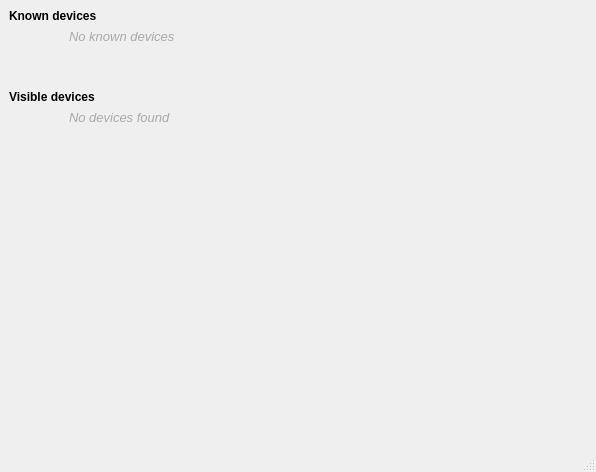
The window that mainwindow.ui (surlykke/partooth) describes before a commit, drawn with Qt 5.
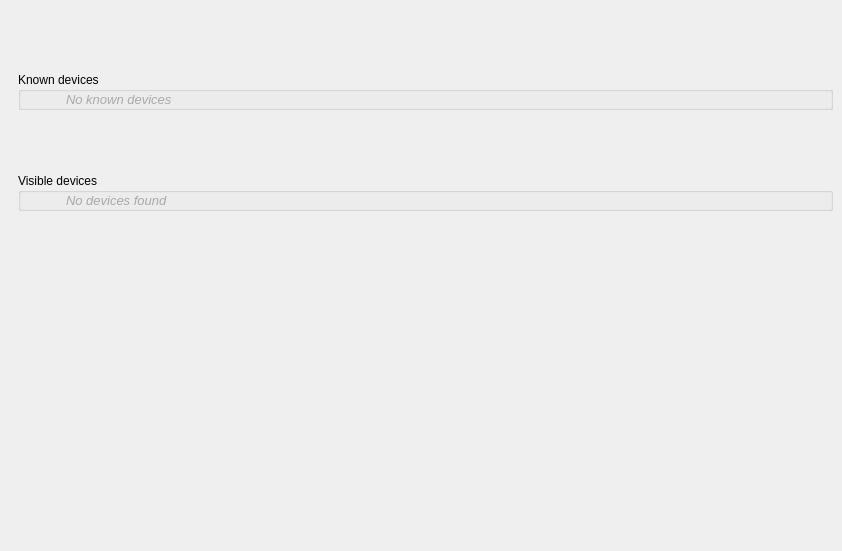
The same window after the commit.

Patch:
```diff
--- a/mainwindow.ui
+++ b/mainwindow.ui
@@ -6,8 +6,8 @@
    <rect>
     <x>0</x>
     <y>0</y>
-    <width>596</width>
-    <height>472</height>
+    <width>842</width>
+    <height>551</height>
    </rect>
   </property>
   <property name="windowTitle">
@@ -15,21 +15,6 @@
   </property>
   <widget class="QWidget" name="centralwidget">
    <layout class="QVBoxLayout" name="verticalLayout">
-    <property name="spacing">
-     <number>0</number>
-    </property>
-    <property name="leftMargin">
-     <number>0</number>
-    </property>
-    <property name="topMargin">
-     <number>0</number>
-    </property>
-    <property name="rightMargin">
-     <number>0</number>
-    </property>
-    <property name="bottomMargin">
-     <number>0</number>
-    </property>
     <item>
      <widget class="QScrollArea" name="scrollArea">
       <property name="frameShape">
@@ -46,47 +31,49 @@
         <rect>
          <x>0</x>
          <y>0</y>
-         <width>596</width>
-         <height>437</height>
+         <width>812</width>
+         <height>256</height>
         </rect>
        </property>
        <layout class="QVBoxLayout" name="verticalLayout_2">
+        <property name="spacing">
+         <number>0</number>
+        </property>
+        <property name="topMargin">
+         <number>0</number>
+        </property>
+        <property name="rightMargin">
+         <number>0</number>
+        </property>
+        <property name="bottomMargin">
+         <number>0</number>
+        </property>
         <item>
-         <widget class="QLabel" name="knownDevicesLabel">
-          <property name="font">
-           <font>
-            <weight>75</weight>
-            <bold>true</bold>
-           </font>
+         <widget class="QGroupBox" name="knownDevicesBox">
+          <property name="sizePolicy">
+           <sizepolicy hsizetype="Preferred" vsizetype="Fixed">
+            <horstretch>0</horstretch>
+            <verstretch>0</verstretch>
+           </sizepolicy>
           </property>
-          <property name="text">
+          <property name="title">
            <string>Known devices</string>
           </property>
-         </widget>
-        </item>
-        <item>
-         <widget class="QFrame" name="knownDevicesFrame">
-          <property name="frameShape">
-           <enum>QFrame::NoFrame</enum>
-          </property>
-          <property name="frameShadow">
-           <enum>QFrame::Plain</enum>
-          </property>
           <layout class="QVBoxLayout" name="verticalLayout_3">
            <property name="spacing">
-            <number>8</number>
-           </property>
-           <property name="leftMargin">
-            <number>15</number>
-           </property>
-           <property name="topMargin">
-            <number>0</number>
-           </property>
-           <property name="rightMargin">
             <number>5</number>
            </property>
+           <property name="leftMargin">
+            <number>0</number>
+           </property>
+           <property name="topMargin">
+            <number>0</number>
+           </property>
+           <property name="rightMargin">
+            <number>0</number>
+           </property>
            <property name="bottomMargin">
-            <number>40</number>
+            <number>0</number>
            </property>
            <item>
             <widget class="QLabel" name="noKnownLabel">
@@ -121,32 +108,22 @@
          </widget>
         </item>
         <item>
-         <widget class="QLabel" name="otherDevicesLabel">
-          <property name="font">
-           <font>
-            <weight>75</weight>
-            <bold>true</bold>
-           </font>
+         <widget class="QGroupBox" name="otherDevicesBox">
+          <property name="sizePolicy">
+           <sizepolicy hsizetype="Preferred" vsizetype="Fixed">
+            <horstretch>0</horstretch>
+            <verstretch>0</verstretch>
+           </sizepolicy>
           </property>
-          <property name="text">
+          <property name="title">
            <string>Visible devices</string>
           </property>
-         </widget>
-        </item>
-        <item>
-         <widget class="QFrame" name="otherDevicesFrame">
-          <property name="frameShape">
-           <enum>QFrame::NoFrame</enum>
-          </property>
-          <property name="frameShadow">
-           <enum>QFrame::Plain</enum>
-          </property>
           <layout class="QVBoxLayout" name="verticalLayout_4">
            <property name="spacing">
-            <number>8</number>
+            <number>0</number>
            </property>
            <property name="leftMargin">
-            <number>15</number>
+            <number>0</number>
            </property>
            <property name="topMargin">
             <number>0</number>
@@ -185,26 +162,25 @@
           </layout>
          </widget>
         </item>
-        <item>
-         <spacer name="verticalSpacer">
-          <property name="orientation">
-           <enum>Qt::Vertical</enum>
-          </property>
-          <property name="sizeHint" stdset="0">
-           <size>
-            <width>20</width>
-            <height>40</height>
-           </size>
-          </property>
-         </spacer>
-        </item>
        </layout>
       </widget>
      </widget>
     </item>
+    <item>
+     <spacer name="verticalSpacer">
+      <property name="orientation">
+       <enum>Qt::Vertical</enum>
+      </property>
+      <property name="sizeHint" stdset="0">
+       <size>
+        <width>20</width>
+        <height>252</height>
+       </size>
+      </property>
+     </spacer>
+    </item>
    </layout>
   </widget>
-  <widget class="QStatusBar" name="statusbar"/>
  </widget>
  <resources/>
  <connections/>
```
